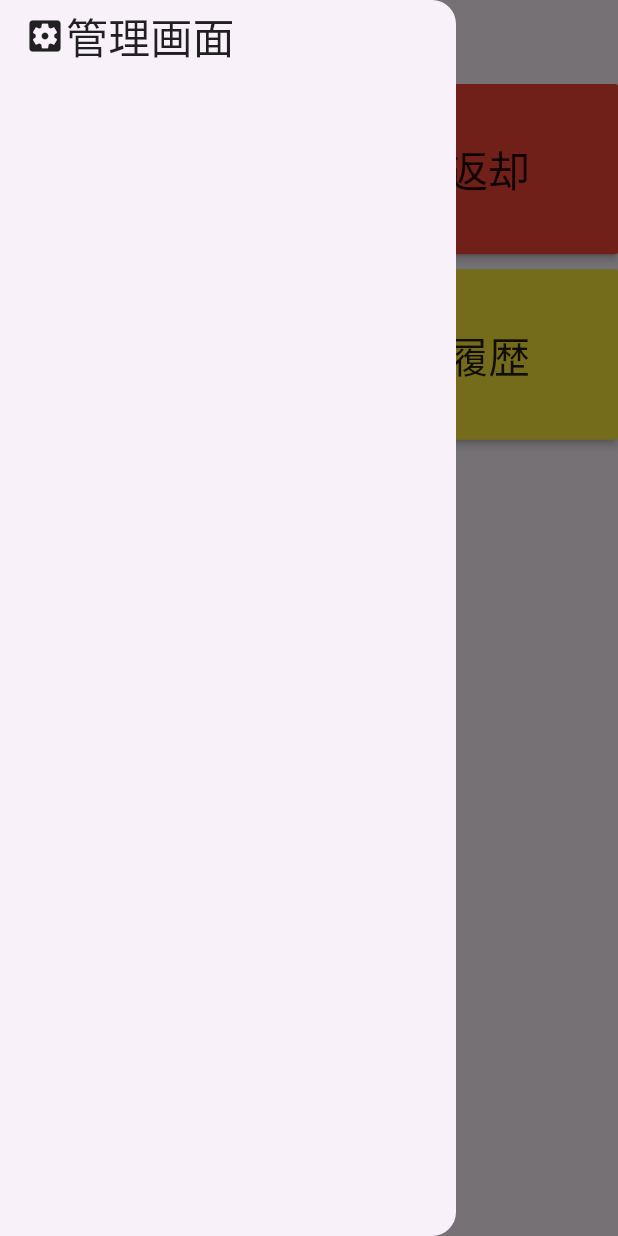
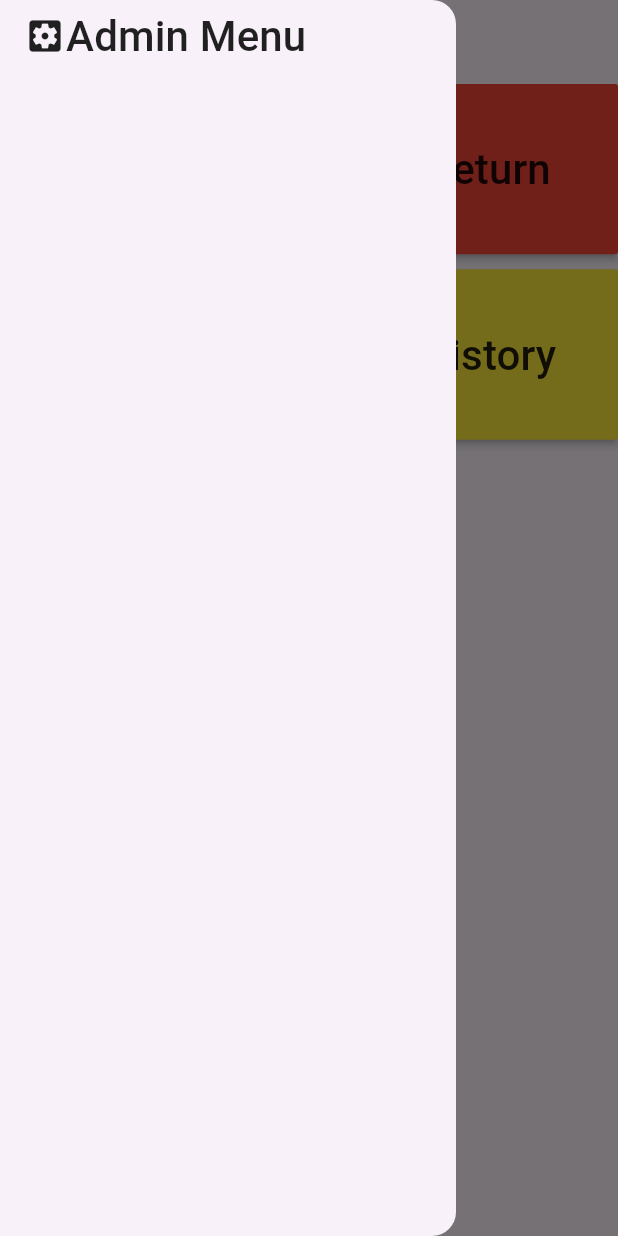
Before and after one commit to ntakahashi016/alexandrite, a Flutter app: the screen it shows after launch, with the side drawer open, on a phone screen of 412 x 824 dp. Run offline on Flutter 3.47's test engine with Material 3 defaults, Android fonts, the phone set to English and light mode, and no system bars; generated files the repository leaves out were written again.

Commit message:
modified to use l10n

```diff
--- /dev/null
+++ b/app/client/l10n.yaml
@@ -0,0 +1,3 @@
+arb-dir: lib/l10n
+template-arb-file: app_en.arb
+output-localization-file: app_localizations.dart
--- /dev/null
+++ b/app/client/lib/l10n/app_en.arb
@@ -0,0 +1,12 @@
+{
+  "main_title": "Alexandrite",
+  "admin_title": "Alexandrite[ADMIN]",
+  "main_screen": "Main Menu",
+  "admin_screen": "Admin Menu",
+  "lend": "Lend",
+  "returning": "Return",
+  "search": "Search",
+  "history": "History",
+  "back": "Back",
+  "register": "Register"
+}
--- /dev/null
+++ b/app/client/lib/l10n/app_ja.arb
@@ -0,0 +1,12 @@
+{
+  "main_title": "アレキサンドライト",
+  "admin_title": "アレキサンドライト（管理画面）",
+  "main_screen": "利用者画面",
+  "admin_screen": "管理画面",
+  "lend": "貸出",
+  "returning": "返却",
+  "search": "検索",
+  "history": "履歴",
+  "back": "戻る",
+  "register": "登録"
+}
--- a/app/client/lib/lending_screen.dart
+++ b/app/client/lib/lending_screen.dart
@@ -1,4 +1,6 @@
 import 'package:flutter/material.dart';
+import 'package:flutter_localizations/flutter_localizations.dart';
+import 'package:flutter_gen/gen_l10n/app_localizations.dart';
 import './main_screen.dart';
 import './main_appbar.dart';
 import './main_drawer.dart';
@@ -80,11 +82,11 @@ class _LendingScreenAppState extends State<LendingScreenApp> {
               children: lendingList,
             ),
             MaterialButton(
-              child: Text("借りる"),
+              child: Text(AppLocalizations.of(context)!.lend),
               onPressed: () {print("lend!");},
             ),
             MaterialButton(
-              child: Text("戻る"),
+              child: Text(AppLocalizations.of(context)!.back),
               onPressed: () {
                 Navigator.pop(context);
               },
--- a/app/client/lib/main_appbar.dart
+++ b/app/client/lib/main_appbar.dart
@@ -1,25 +1,23 @@
 import 'package:flutter/material.dart';
+import 'package:flutter_localizations/flutter_localizations.dart';
+import 'package:flutter_gen/gen_l10n/app_localizations.dart';
 import './menu_item.dart';
 import './main_screen.dart';
 
 class MainAppBar extends AppBar{
-  static const _items = [
-      const MenuItem("Alexandrite", Icons.import_contacts , Colors.blue, MainScreen()),
-  ];
-
   MainAppBar(context) : super(
     title: Row(
-      children: List.generate(_items.length, (index) {
-        return MaterialButton(
+      children: [
+        MaterialButton(
           child: Row(
             children: [
-              Icon(_items[index].icon, size: 28.0),
-              Text(_items[index].name, style: TextStyle( fontSize: 28.0 )),
+              Icon(Icons.import_contacts, size: 28.0),
+              Text(AppLocalizations.of(context)!.main_title, style: TextStyle( fontSize: 28.0 )),
             ]
           ),
-          onPressed: () => {Navigator.push(context, MaterialPageRoute(builder: (context) => _items[index].route))},
-        );
-      }),
-    )
+          onPressed: () => {Navigator.push(context, MaterialPageRoute(builder: (context) => MainScreen()))},
+        ),
+      ],
+    ),
   ) {}
 }
--- a/app/client/lib/main_drawer.dart
+++ b/app/client/lib/main_drawer.dart
@@ -1,26 +1,24 @@
 import 'package:flutter/material.dart';
+import 'package:flutter_localizations/flutter_localizations.dart';
+import 'package:flutter_gen/gen_l10n/app_localizations.dart';
 import './menu_item.dart';
 import './admin_screen.dart';
 import './wip_screen.dart';
 
 class MainDrawer extends Drawer {
-  static const _items = [
-      const MenuItem("管理画面", Icons.settings_applications , Colors.blue,   AdminScreen()),
-  ];
-
   MainDrawer(BuildContext context) : super(
     child: Column(
-      children: List.generate(_items.length, (index) {
-        return MaterialButton(
+      children: [
+        MaterialButton(
           child: Row(
             children: [
-              Icon(_items[index].icon, size: 28.0),
-              Text(_items[index].name, style: TextStyle( fontSize: 28.0 )),
+              Icon(Icons.settings_applications, size: 28.0),
+              Text(AppLocalizations.of(context)!.admin_screen, style: TextStyle( fontSize: 28.0 )),
             ]
           ),
-          onPressed: () => {Navigator.push(context, MaterialPageRoute(builder: (context) => _items[index].route))},
-        );
-      }),
-    )
-  ){}
+          onPressed: () => {Navigator.push(context, MaterialPageRoute(builder: (context) => AdminScreen()))},
+        ),
+      ]
+    ),
+  ) {}
 }
--- a/app/client/lib/main_screen.dart
+++ b/app/client/lib/main_screen.dart
@@ -1,4 +1,6 @@
 import 'package:flutter/material.dart';
+import 'package:flutter_localizations/flutter_localizations.dart';
+import 'package:flutter_gen/gen_l10n/app_localizations.dart';
 import './main_appbar.dart';
 import './main_drawer.dart';
 import './menu_item.dart';
@@ -16,6 +18,17 @@ class MainScreen extends StatelessWidget {
         colorScheme: ColorScheme.fromSeed(seedColor: Colors.deepPurple),
         useMaterial3: true,
       ),
+      localizationsDelegates: [
+        AppLocalizations.delegate,
+        GlobalMaterialLocalizations.delegate,
+        GlobalWidgetsLocalizations.delegate,
+        GlobalCupertinoLocalizations.delegate,
+      ],
+      supportedLocales: [
+        Locale('en'), //English
+        Locale('ja'), //Japanese
+        Locale('ar'), //Arabic
+      ],
       home: const MainScreenApp(title: 'Flutter Demo Home Page'),
     );
   }
@@ -29,13 +42,6 @@ class MainScreenApp extends StatefulWidget {
 }
 
 class _MainScreenAppState extends State<MainScreenApp> {
-  static const _items = [
-      const MenuItem("貸出", Icons.download , Colors.blue,   LendingScreen()),
-      const MenuItem("返却", Icons.unarchive, Colors.red,    ReturningScreen()),
-      const MenuItem("検索", Icons.search   , Colors.green , WipScreen()),
-      const MenuItem("履歴", Icons.history  , Colors.yellow, WipScreen()),
-  ];
-
   @override
   Widget build(BuildContext context) {
     return Scaffold(
@@ -47,21 +53,61 @@ class _MainScreenAppState extends State<MainScreenApp> {
         mainAxisSpacing: 10.0,
         childAspectRatio: 1.77,
         shrinkWrap: true,
-        children: List.generate(_items.length, (index) {
-          return ButtonTheme(
+        children: [
+          ButtonTheme(
             child: MaterialButton(
-              onPressed: () => {Navigator.push(context, MaterialPageRoute(builder: (context) => _items[index].route))},
-              color: _items[index].color,
+              onPressed: () => {Navigator.push(context, MaterialPageRoute(builder: (context) => LendingScreen()))},
+              color: Colors.blue,
               child: Row(
                 mainAxisAlignment: MainAxisAlignment.center,
                 children: [
-                  Icon(_items[index].icon, size: 28.0),
-                  Text(_items[index].name, style: TextStyle( fontSize: 28.0)),
+                  Icon(Icons.download, size: 28.0),
+                  Text(AppLocalizations.of(context)!.lend, style: TextStyle( fontSize: 28.0)),
                 ],
               ),
             ),
-          );
-        }),
+          ),
+          ButtonTheme(
+            child: MaterialButton(
+              onPressed: () => {Navigator.push(context, MaterialPageRoute(builder: (context) => ReturningScreen()))},
+              color: Colors.red,
+              child: Row(
+                mainAxisAlignment: MainAxisAlignment.center,
+                children: [
+                  Icon(Icons.unarchive, size: 28.0),
+                  Text(AppLocalizations.of(context)!.returning, style: TextStyle( fontSize: 28.0)),
+                ],
+              ),
+            ),
+          ),
+          ButtonTheme(
+            child: MaterialButton(
+              onPressed: () => {Navigator.push(context, MaterialPageRoute(builder: (context) => WipScreen()))},
+              color: Colors.green,
+              child: Row(
+                mainAxisAlignment: MainAxisAlignment.center,
+                children: [
+                  Icon(Icons.search, size: 28.0),
+                  Text(AppLocalizations.of(context)!.search, style: TextStyle( fontSize: 28.0)),
+                ],
+              ),
+            ),
+          ),
+          ButtonTheme(
+            child: MaterialButton(
+              onPressed: () => {Navigator.push(context, MaterialPageRoute(builder: (context) => WipScreen()))},
+              color: Colors.yellow,
+              child: Row(
+                mainAxisAlignment: MainAxisAlignment.center,
+                children: [
+                  Icon(Icons.history, size: 28.0),
+                  Text(AppLocalizations.of(context)!.history, style: TextStyle( fontSize: 28.0)),
+                ],
+              ),
+            ),
+          ),
+
+        ],
       ),
     );
   }
--- a/app/client/lib/resource_registration_screen.dart
+++ b/app/client/lib/resource_registration_screen.dart
@@ -1,4 +1,6 @@
 import 'package:flutter/material.dart';
+import 'package:flutter_localizations/flutter_localizations.dart';
+import 'package:flutter_gen/gen_l10n/app_localizations.dart';
 import './admin_screen.dart';
 import './admin_appbar.dart';
 import './admin_drawer.dart';
@@ -83,14 +85,14 @@ class _ResourceRegistrationScreenAppState extends State<ResourceRegistrationScre
               children: widgets,
             ),
             MaterialButton(
-              child: Text("登録"),
+              child: Text(AppLocalizations.of(context)!.register),
               onPressed: () {
                 print("register!");
                 flush();
               },
             ),
             MaterialButton(
-              child: Text("戻る"),
+              child: Text(AppLocalizations.of(context)!.back),
               onPressed: () {
                 Navigator.pop(context);
               },
--- a/app/client/lib/returning_screen.dart
+++ b/app/client/lib/returning_screen.dart
@@ -1,4 +1,6 @@
 import 'package:flutter/material.dart';
+import 'package:flutter_localizations/flutter_localizations.dart';
+import 'package:flutter_gen/gen_l10n/app_localizations.dart';
 import './main_screen.dart';
 import './main_appbar.dart';
 import './main_drawer.dart';
@@ -50,14 +52,14 @@ class _ReturningScreenAppState extends State<ReturningScreenApp> {
                 children: returningList,
               ),
               MaterialButton(
-                child: Text("返す"),
+                child: Text(AppLocalizations.of(context)!.lend),
                 onPressed: () {
                   print("return!");
                   returningResource.returnSelectedResources();
                 }
               ),
               MaterialButton(
-                child: Text("戻る"),
+                child: Text(AppLocalizations.of(context)!.back),
                 onPressed: () {
                   Navigator.pop(context);
                 },
--- a/app/client/lib/user_registration_screen.dart
+++ b/app/client/lib/user_registration_screen.dart
@@ -1,4 +1,6 @@
 import 'package:flutter/material.dart';
+import 'package:flutter_localizations/flutter_localizations.dart';
+import 'package:flutter_gen/gen_l10n/app_localizations.dart';
 import './admin_screen.dart';
 import './admin_appbar.dart';
 import './admin_drawer.dart';
@@ -83,14 +85,14 @@ class _UserRegistrationScreenAppState extends State<UserRegistrationScreenApp> {
               children: widgets,
             ),
             MaterialButton(
-              child: Text("登録"),
+              child: Text(AppLocalizations.of(context)!.register),
               onPressed: () {
                 print("register!");
                 flush();
               },
             ),
             MaterialButton(
-              child: Text("戻る"),
+              child: Text(AppLocalizations.of(context)!.back),
               onPressed: () {
                 Navigator.pop(context);
               },
--- a/app/client/lib/wip_screen.dart
+++ b/app/client/lib/wip_screen.dart
@@ -1,4 +1,6 @@
 import 'package:flutter/material.dart';
+import 'package:flutter_localizations/flutter_localizations.dart';
+import 'package:flutter_gen/gen_l10n/app_localizations.dart';
 import './main_appbar.dart';
 import './main_drawer.dart';
 
@@ -25,7 +27,7 @@ class _WipScreenAppState extends State<WipScreenApp> {
       appBar: MainAppBar(context),
       body: Center(
         child: MaterialButton(
-          child: Text("前の画面に戻る"),
+          child: Text(AppLocalizations.of(context)!.back),
           onPressed: () {
             Navigator.pop(context);
           },
--- a/app/client/pubspec.yaml
+++ b/app/client/pubspec.yaml
@@ -35,6 +35,9 @@ dependencies:
   # The following adds the Cupertino Icons font to your application.
   # Use with the CupertinoIcons class for iOS style icons.
   cupertino_icons: ^1.0.6
+  flutter_localizations:
+    sdk: flutter
+  intl: any
 
 dev_dependencies:
   flutter_test:
@@ -88,3 +91,4 @@ flutter:
   #
   # For details regarding fonts from package dependencies,
   # see https://flutter.dev/custom-fonts/#from-packages
+  generate: true
```
Also changed, not shown: app/client/lib/admin_appbar.dart (+10 -11 lines), app/client/lib/admin_drawer.dart (+11 -13 lines), app/client/pubspec.lock.
